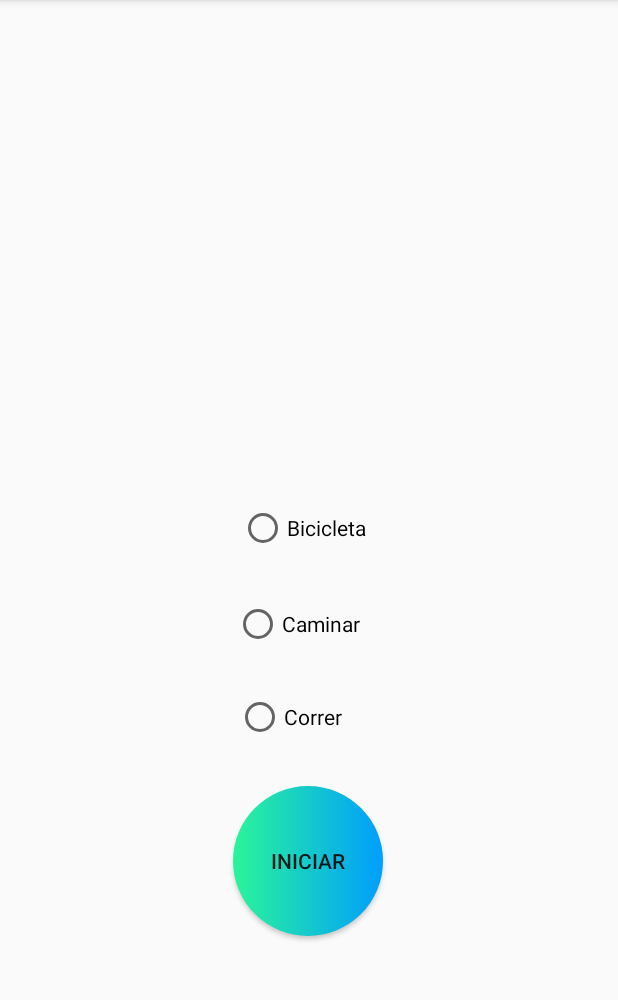
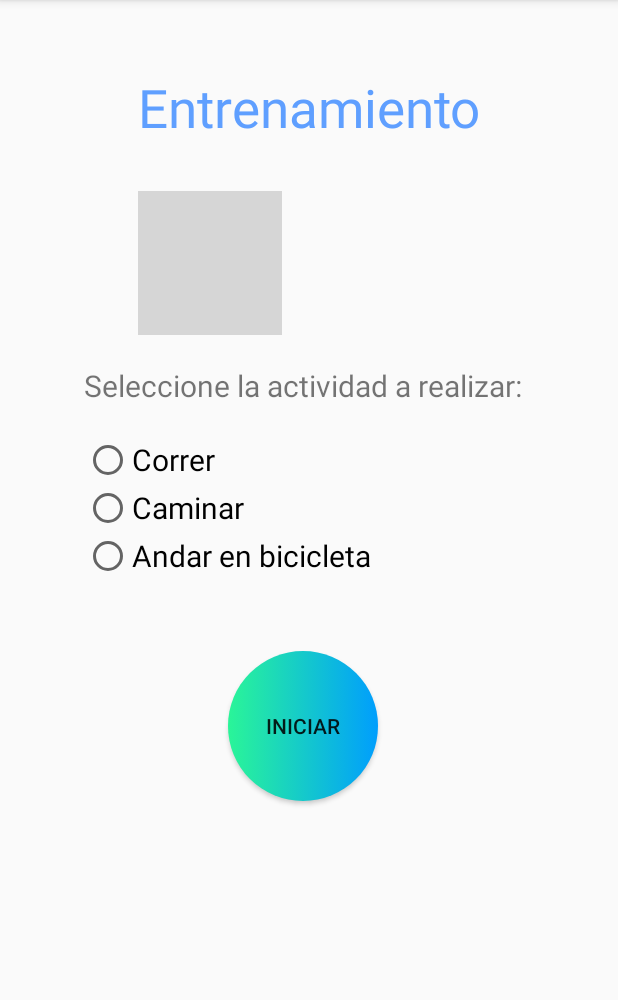
Before and after one commit to gitMaverick16/proyectofinalIDNP, an Android app: the entrenamiento screen opened directly, with no data from a screen before it, on a phone screen of 412 x 824 dp, the part 84-1084 px from its top. Run offline under Robolectric (Android 15) with nearby library versions, the phone set to English and light mode, and no system bars; grey boxes are pictures that could not be loaded.

Commit message:
mejore y aumente el entrenamiento

```diff
--- a/app/build.gradle
+++ b/app/build.gradle
@@ -28,6 +28,7 @@ dependencies {
     implementation 'com.google.android.material:material:1.0.0'
     implementation 'androidx.cardview:cardview:1.0.0'
     implementation 'androidx.recyclerview:recyclerview:1.1.0'
+    implementation 'androidx.legacy:legacy-support-v4:1.0.0'
     testImplementation 'junit:junit:4.12'
     androidTestImplementation 'androidx.test.ext:junit:1.1.2'
     androidTestImplementation 'androidx.test.espresso:espresso-core:3.3.0'
--- a/app/src/main/res/layout/activity_entrenamiento2.xml
+++ b/app/src/main/res/layout/activity_entrenamiento2.xml
@@ -10,45 +10,76 @@
         android:id="@+id/button2"
         android:layout_width="100dp"
         android:layout_height="100dp"
-        android:layout_marginTop="524dp"
+        android:layout_marginStart="152dp"
+        android:layout_marginTop="44dp"
         android:background="@drawable/box"
         android:text="Iniciar"
-        app:layout_constraintEnd_toEndOf="parent"
-        app:layout_constraintHorizontal_bias="0.498"
+        app:layout_constraintStart_toStartOf="parent"
+        app:layout_constraintTop_toBottomOf="@+id/radioGroup2" />
+
+    <TextView
+        android:id="@+id/textView"
+        android:layout_width="wrap_content"
+        android:layout_height="wrap_content"
+        android:layout_marginStart="92dp"
+        android:layout_marginTop="48dp"
+        android:text="Entrenamiento"
+        android:textColor="#5F9FFF"
+        android:textSize="35sp"
         app:layout_constraintStart_toStartOf="parent"
         app:layout_constraintTop_toTopOf="parent" />
 
-    <RadioButton
-        android:id="@+id/radioButton"
+    <ImageView
+        android:id="@+id/imageView"
         android:layout_width="wrap_content"
         android:layout_height="wrap_content"
-        android:layout_marginTop="16dp"
-        android:layout_marginEnd="184dp"
-        android:text="Correr"
-        app:layout_constraintBottom_toTopOf="@+id/button2"
-        app:layout_constraintEnd_toEndOf="parent"
-        app:layout_constraintTop_toBottomOf="@+id/radioButton2"
-        app:layout_constraintVertical_bias="0.321" />
+        android:layout_marginStart="92dp"
+        android:layout_marginTop="32dp"
+        app:layout_constraintStart_toStartOf="parent"
+        app:layout_constraintTop_toBottomOf="@+id/textView"
+        app:srcCompat="@drawable/runtastic" />
 
-    <RadioButton
-        android:id="@+id/radioButton2"
+    <TextView
+        android:id="@+id/textView3"
         android:layout_width="wrap_content"
         android:layout_height="wrap_content"
-        android:layout_marginStart="156dp"
-        android:layout_marginTop="32dp"
-        android:text="Caminar"
+        android:layout_marginStart="56dp"
+        android:layout_marginTop="20dp"
+        android:text="Seleccione la actividad a realizar:"
+        android:textSize="20sp"
         app:layout_constraintStart_toStartOf="parent"
-        app:layout_constraintTop_toBottomOf="@+id/radioButton3"
-        tools:ignore="MissingConstraints" />
+        app:layout_constraintTop_toBottomOf="@+id/imageView" />
 
-    <RadioButton
-        android:id="@+id/radioButton3"
-        android:layout_width="wrap_content"
-        android:layout_height="wrap_content"
-        android:layout_marginTop="336dp"
-        android:layout_marginEnd="168dp"
-        android:text="Bicicleta"
-        app:layout_constraintEnd_toEndOf="parent"
-        app:layout_constraintTop_toTopOf="parent" />
+    <RadioGroup
+        android:id="@+id/radioGroup2"
+        android:layout_width="299dp"
+        android:layout_height="99dp"
+        android:layout_marginStart="56dp"
+        android:layout_marginTop="20dp"
+        app:layout_constraintStart_toStartOf="parent"
+        app:layout_constraintTop_toBottomOf="@+id/textView3">
+
+        <RadioButton
+            android:id="@+id/rb_caminar"
+            android:layout_width="match_parent"
+            android:layout_height="wrap_content"
+            android:text="@string/rb1"
+            android:textSize="20sp" />
+
+        <RadioButton
+            android:id="@+id/rb_correr"
+            android:layout_width="match_parent"
+            android:layout_height="wrap_content"
+            android:text="@string/rb2"
+            android:textSize="20sp" />
+
+        <RadioButton
+            android:id="@+id/rb_bicicleta"
+            android:layout_width="match_parent"
+            android:layout_height="wrap_content"
+            android:text="@string/rb3"
+            android:textSize="20sp" />
+
+    </RadioGroup>
 
 </androidx.constraintlayout.widget.ConstraintLayout>
--- a/app/src/main/res/values/strings.xml
+++ b/app/src/main/res/values/strings.xml
@@ -7,4 +7,7 @@
     <string name="menu_historial">Historial</string>
     <!-- TODO: Remove or change this placeholder text -->
     <string name="hello_blank_fragment">Hello blank fragment</string>
+    <string name="rb1">Correr</string>
+    <string name="rb2">Caminar</string>
+    <string name="rb3">Andar en bicicleta</string>
 </resources>
```
Also changed, not shown: app/src/main/java/com/example/proyectoidnp/view/entrenamiento/ConexionSQLiteHelper.java (added, +23 -0 lines), app/src/main/java/com/example/proyectoidnp/view/entrenamiento/CronoFragment.java (added, +57 -0 lines), app/src/main/java/com/example/proyectoidnp/view/entrenamiento/Entidades/Entrenamiento.java (added, +57 -0 lines), app/src/main/res/layout/fragment_crono.xml (added, +97 -0 lines).
